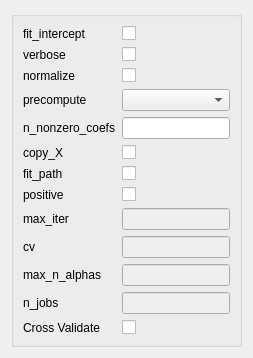
Before: the Qt Designer form ui/cv_LARS.ui in tthatcher95/PyHAT_Point_Spectra_GUI, drawn with Qt 5.
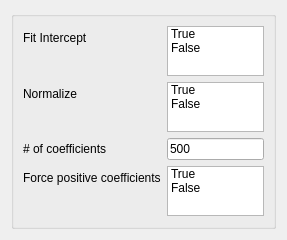
After: the same form once the commit is applied.

Commit message: Getting all-purpose cross validation working

Patch:
```diff
--- a/ui/cv_LARS.ui
+++ b/ui/cv_LARS.ui
@@ -2,6 +2,14 @@
 <ui version="4.0">
  <class>Form</class>
  <widget class="QWidget" name="Form">
+  <property name="geometry">
+   <rect>
+    <x>0</x>
+    <y>0</y>
+    <width>287</width>
+    <height>240</height>
+   </rect>
+  </property>
   <property name="sizePolicy">
    <sizepolicy hsizetype="Ignored" vsizetype="Ignored">
     <horstretch>0</horstretch>
@@ -21,152 +29,107 @@
       <item row="0" column="0">
        <widget class="QLabel" name="fit_interceptLabel">
         <property name="text">
-         <string>fit_intercept</string>
+         <string>Fit Intercept</string>
         </property>
        </widget>
       </item>
       <item row="0" column="1">
-       <widget class="QCheckBox" name="fit_interceptCheckBox"/>
+       <widget class="QListWidget" name="fit_intercept_listWidget">
+        <property name="maximumSize">
+         <size>
+          <width>16777215</width>
+          <height>50</height>
+         </size>
+        </property>
+        <property name="selectionMode">
+         <enum>QAbstractItemView::MultiSelection</enum>
+        </property>
+        <item>
+         <property name="text">
+          <string>True</string>
+         </property>
+        </item>
+        <item>
+         <property name="text">
+          <string>False</string>
+         </property>
+        </item>
+       </widget>
       </item>
       <item row="1" column="0">
-       <widget class="QLabel" name="verboseLabel">
+       <widget class="QLabel" name="normalizeLabel">
         <property name="text">
-         <string>verbose</string>
+         <string>Normalize</string>
         </property>
        </widget>
       </item>
       <item row="1" column="1">
-       <widget class="QCheckBox" name="verboseCheckBox"/>
+       <widget class="QListWidget" name="normalize_list">
+        <property name="maximumSize">
+         <size>
+          <width>16777215</width>
+          <height>50</height>
+         </size>
+        </property>
+        <property name="selectionMode">
+         <enum>QAbstractItemView::MultiSelection</enum>
+        </property>
+        <item>
+         <property name="text">
+          <string>True</string>
+         </property>
+        </item>
+        <item>
+         <property name="text">
+          <string>False</string>
+         </property>
+        </item>
+       </widget>
       </item>
       <item row="2" column="0">
-       <widget class="QLabel" name="normalizeLabel">
+       <widget class="QLabel" name="n_nonzero_coefsLabel">
         <property name="text">
-         <string>normalize</string>
+         <string># of coefficients</string>
         </property>
        </widget>
       </item>
       <item row="2" column="1">
-       <widget class="QCheckBox" name="normalizeCheckBox"/>
+       <widget class="QLineEdit" name="n_nonzero_coefsLineEdit">
+        <property name="text">
+         <string>500</string>
+        </property>
+       </widget>
       </item>
       <item row="3" column="0">
-       <widget class="QLabel" name="precomputeLabel">
-        <property name="text">
-         <string>precompute</string>
-        </property>
-       </widget>
-      </item>
-      <item row="3" column="1">
-       <widget class="QComboBox" name="precomputeComboBox"/>
-      </item>
-      <item row="4" column="0">
-       <widget class="QLabel" name="n_nonzero_coefsLabel">
-        <property name="text">
-         <string>n_nonzero_coefs</string>
-        </property>
-       </widget>
-      </item>
-      <item row="4" column="1">
-       <widget class="QLineEdit" name="n_nonzero_coefsLineEdit"/>
-      </item>
-      <item row="5" column="0">
-       <widget class="QLabel" name="copy_XLabel">
-        <property name="text">
-         <string>copy_X</string>
-        </property>
-       </widget>
-      </item>
-      <item row="5" column="1">
-       <widget class="QCheckBox" name="copy_XCheckBox"/>
-      </item>
-      <item row="6" column="0">
-       <widget class="QLabel" name="fit_pathLabel">
-        <property name="text">
-         <string>fit_path</string>
-        </property>
-       </widget>
-      </item>
-      <item row="6" column="1">
-       <widget class="QCheckBox" name="fit_pathCheckBox"/>
-      </item>
-      <item row="7" column="0">
        <widget class="QLabel" name="positiveLabel">
         <property name="text">
-         <string>positive</string>
+         <string>Force positive coefficients</string>
         </property>
        </widget>
       </item>
-      <item row="7" column="1">
-       <widget class="QCheckBox" name="positiveCheckBox"/>
-      </item>
-      <item row="8" column="0">
-       <widget class="QLabel" name="max_iterLabel">
-        <property name="text">
-         <string>max_iter</string>
+      <item row="3" column="1">
+       <widget class="QListWidget" name="positive_list">
+        <property name="maximumSize">
+         <size>
+          <width>16777215</width>
+          <height>50</height>
+         </size>
         </property>
-       </widget>
-      </item>
-      <item row="8" column="1">
-       <widget class="QLineEdit" name="max_iterLineEdit">
-        <property name="enabled">
-         <bool>false</bool>
+        <property name="selectionMode">
+         <enum>QAbstractItemView::MultiSelection</enum>
         </property>
+        <item>
+         <property name="text">
+          <string>True</string>
+         </property>
+        </item>
+        <item>
+         <property name="text">
+          <string>False</string>
+         </property>
+        </item>
        </widget>
       </item>
-      <item row="9" column="0">
-       <widget class="QLabel" name="cvLabel">
-        <property name="text">
-         <string>cv</string>
-        </property>
-       </widget>
-      </item>
-      <item row="9" column="1">
-       <widget class="QLineEdit" name="cvLineEdit">
-        <property name="enabled">
-         <bool>false</bool>
-        </property>
-        <property name="value" stdset="0">
-         <number>3</number>
-        </property>
-       </widget>
-      </item>
-      <item row="10" column="0">
-       <widget class="QLabel" name="max_n_alphasLabel">
-        <property name="text">
-         <string>max_n_alphas</string>
-        </property>
-       </widget>
-      </item>
-      <item row="10" column="1">
-       <widget class="QLineEdit" name="max_n_alphasLineEdit">
-        <property name="enabled">
-         <bool>false</bool>
-        </property>
-       </widget>
-      </item>
-      <item row="11" column="0">
-       <widget class="QLabel" name="n_jobsLabel">
-        <property name="text">
-         <string>n_jobs</string>
-        </property>
-       </widget>
-      </item>
-      <item row="11" column="1">
-       <widget class="QLineEdit" name="n_jobsLineEdit">
-        <property name="enabled">
-         <bool>false</bool>
-        </property>
-       </widget>
-      </item>
-      <item row="12" column="0">
-       <widget class="QLabel" name="cVLabel">
-        <property name="text">
-         <string>Cross Validate</string>
-        </property>
-       </widget>
-      </item>
-      <item row="12" column="1">
-       <widget class="QCheckBox" name="cVCheckBox"/>
-      </item>
      </layout>
     </widget>
    </item>
```
Left out of the diff: 67 changed lines with no effect on the pictures. The commit also changes 41 other files.
